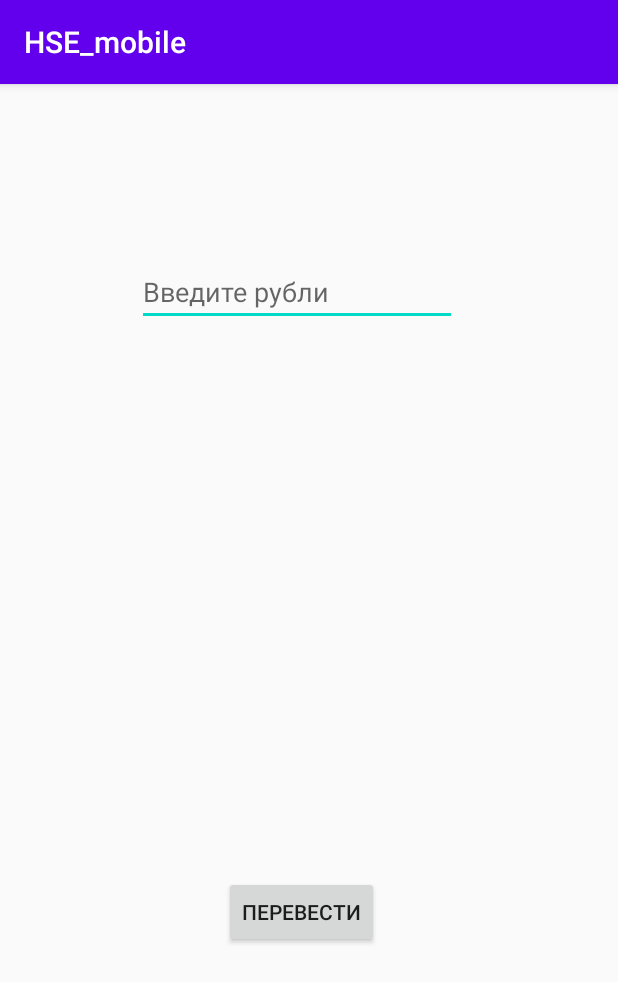
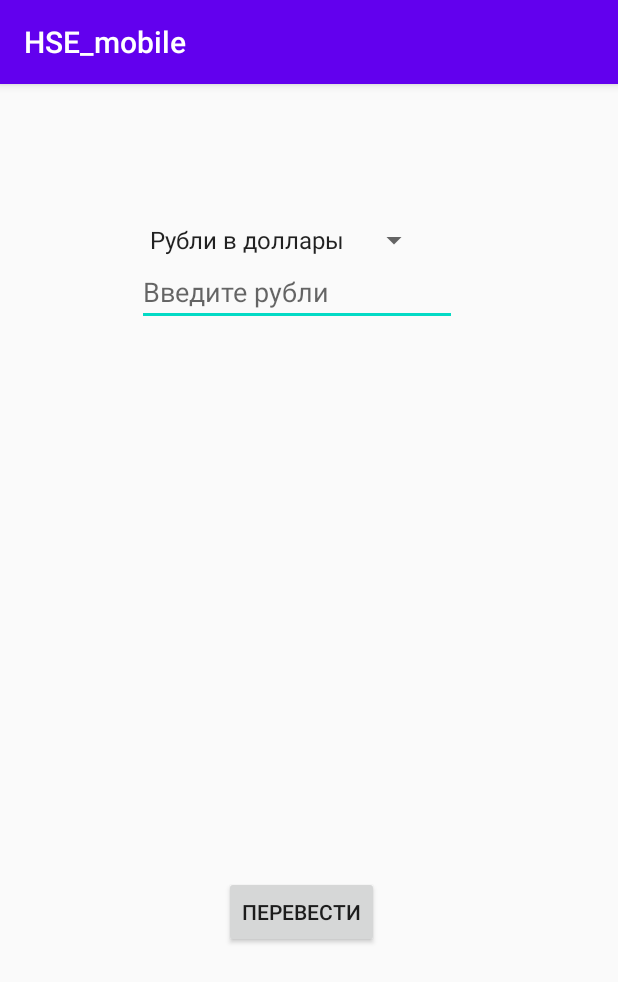
Before and after one commit to EgorElushov/HSE-mobile, an Android app: the screen it shows after launch (MainActivity), on a phone screen of 412 x 824 dp. Shown: the top 982 px of the screen. Run offline under Robolectric (Android 15) with nearby library versions, the phone set to English and light mode, and no system bars.

Commit message:
2 этап готов

```diff
--- a/app/src/main/res/layout/activity_main.xml
+++ b/app/src/main/res/layout/activity_main.xml
@@ -33,7 +33,7 @@
         android:layout_marginRight="109dp"
         android:ems="10"
         android:hint="@string/enter_money"
-        android:inputType="number"
+        android:inputType="number|numberDecimal"
         app:layout_constraintEnd_toEndOf="parent"
         app:layout_constraintStart_toStartOf="parent"
         app:layout_constraintTop_toTopOf="parent" />
@@ -49,4 +49,17 @@
         android:textSize="18sp"
         app:layout_constraintStart_toStartOf="parent"
         app:layout_constraintTop_toBottomOf="@+id/Number_1" />
+
+    <Spinner
+        android:id="@+id/spinner"
+        android:layout_width="wrap_content"
+        android:layout_height="wrap_content"
+        android:layout_marginStart="92dp"
+        android:layout_marginLeft="92dp"
+        android:layout_marginTop="92dp"
+        android:entries="@array/currency"
+        app:layout_constraintBottom_toTopOf="@+id/Number_1"
+        app:layout_constraintStart_toStartOf="parent"
+        app:layout_constraintTop_toTopOf="parent"
+        app:layout_constraintVertical_bias="1.0" />
 </androidx.constraintlayout.widget.ConstraintLayout>
--- /dev/null
+++ b/app/src/main/res/values/arrays.xml
@@ -0,0 +1,7 @@
+<?xml version="1.0" encoding="utf-8"?>
+<resources>
+    <string-array name="currency">
+        <item>Рубли в доллары</item>
+        <item>Доллары в рубли</item>
+    </string-array>
+</resources>
```
Also changed, not shown: app/src/main/java/com/example/hse_mobile/MainActivity.kt (+8 -3 lines).
